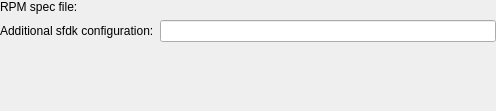
Above: src/plugins/mer/merbuildconfigurationwidget.ui from sailfishos/sailfish-qtcreator before the change. Below: the same form after it.
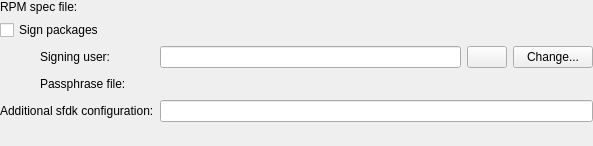
That is the form after the change. Custom widgets are drawn as their Qt base class.

Commit message: Mer: Allow to sign packages

```diff
--- a/src/plugins/mer/merbuildconfigurationwidget.ui
+++ b/src/plugins/mer/merbuildconfigurationwidget.ui
@@ -6,8 +6,8 @@
    <rect>
     <x>0</x>
     <y>0</y>
-    <width>496</width>
-    <height>111</height>
+    <width>593</width>
+    <height>146</height>
    </rect>
   </property>
   <layout class="QFormLayout" name="formLayout">
@@ -40,20 +40,147 @@
      </property>
     </widget>
    </item>
-   <item row="1" column="0">
+   <item row="2" column="0">
+    <widget class="QCheckBox" name="signPackagesCheckBox">
+     <property name="text">
+      <string>Sign packages</string>
+     </property>
+    </widget>
+   </item>
+   <item row="3" column="0">
+    <layout class="QHBoxLayout" name="signingUserLabelLayout">
+     <item>
+      <spacer name="horizontalSpacer">
+       <property name="orientation">
+        <enum>Qt::Horizontal</enum>
+       </property>
+       <property name="sizeHint" stdset="0">
+        <size>
+         <width>40</width>
+         <height>20</height>
+        </size>
+       </property>
+      </spacer>
+     </item>
+     <item>
+      <widget class="QLabel" name="signingUserLabel">
+       <property name="text">
+        <string>Signing user:</string>
+       </property>
+      </widget>
+     </item>
+    </layout>
+   </item>
+   <item row="3" column="1">
+    <layout class="QHBoxLayout" name="signingUserLayout">
+     <item>
+      <widget class="QLineEdit" name="signingUserLineEdit">
+       <property name="readOnly">
+        <bool>true</bool>
+       </property>
+       <property name="clearButtonEnabled">
+        <bool>false</bool>
+       </property>
+      </widget>
+     </item>
+     <item>
+      <widget class="QPushButton" name="signingUserClearButton">
+       <property name="text">
+        <string/>
+       </property>
+      </widget>
+     </item>
+     <item>
+      <widget class="QPushButton" name="signingUserChangeButton">
+       <property name="text">
+        <string>Change...</string>
+       </property>
+      </widget>
+     </item>
+    </layout>
+   </item>
+   <item row="4" column="0">
+    <layout class="QHBoxLayout" name="signingPassphraseFileLayout">
+     <item>
+      <spacer name="horizontalSpacer_2">
+       <property name="orientation">
+        <enum>Qt::Horizontal</enum>
+       </property>
+       <property name="sizeHint" stdset="0">
+        <size>
+         <width>40</width>
+         <height>20</height>
+        </size>
+       </property>
+      </spacer>
+     </item>
+     <item>
+      <widget class="QLabel" name="signingPassphraseFileLabel">
+       <property name="text">
+        <string>Passphrase file:</string>
+       </property>
+      </widget>
+     </item>
+    </layout>
+   </item>
+   <item row="4" column="1">
+    <widget class="Utils::PathChooser" name="signingPassphraseFileChooser" native="true">
+     <property name="minimumSize">
+      <size>
+       <width>10</width>
+       <height>0</height>
+      </size>
+     </property>
+     <property name="toolTip">
+      <string>In case a passphrase-protected signing key is used, passphrase will be read from this file. Only the first line will be read.</string>
+     </property>
+    </widget>
+   </item>
+   <item row="5" column="0">
     <widget class="QLabel" name="sfdkOptionsLabel">
      <property name="text">
       <string>Additional sfdk configuration:</string>
      </property>
     </widget>
    </item>
-   <item row="1" column="1">
+   <item row="5" column="1">
     <widget class="Utils::FancyLineEdit" name="sfdkOptionsLineEdit">
      <property name="toolTip">
       <string>&lt;html&gt;&lt;head/&gt;&lt;body&gt;&lt;p&gt;Additional sfdk configuration options using the shorthand syntax '&amp;lt;name&amp;gt;[=[&amp;lt;value&amp;gt;]]' as explained by `sfdk config --help`. Subject to sh-compatible word splitting.&lt;/p&gt;&lt;p&gt;Allowed options: %1&lt;/p&gt;&lt;/body&gt;&lt;/html&gt;</string>
      </property>
     </widget>
    </item>
+   <item row="2" column="1">
+    <layout class="QHBoxLayout" name="horizontalLayout">
+     <item>
+      <widget class="QLabel" name="signErrorIconLabel">
+       <property name="text">
+        <string/>
+       </property>
+      </widget>
+     </item>
+     <item>
+      <widget class="QLabel" name="signErrorLabel">
+       <property name="text">
+        <string/>
+       </property>
+      </widget>
+     </item>
+     <item>
+      <spacer name="horizontalSpacer_3">
+       <property name="orientation">
+        <enum>Qt::Horizontal</enum>
+       </property>
+       <property name="sizeHint" stdset="0">
+        <size>
+         <width>40</width>
+         <height>20</height>
+        </size>
+       </property>
+      </spacer>
+     </item>
+    </layout>
+   </item>
   </layout>
  </widget>
  <customwidgets>
```
The commit also changes 11 other files.
